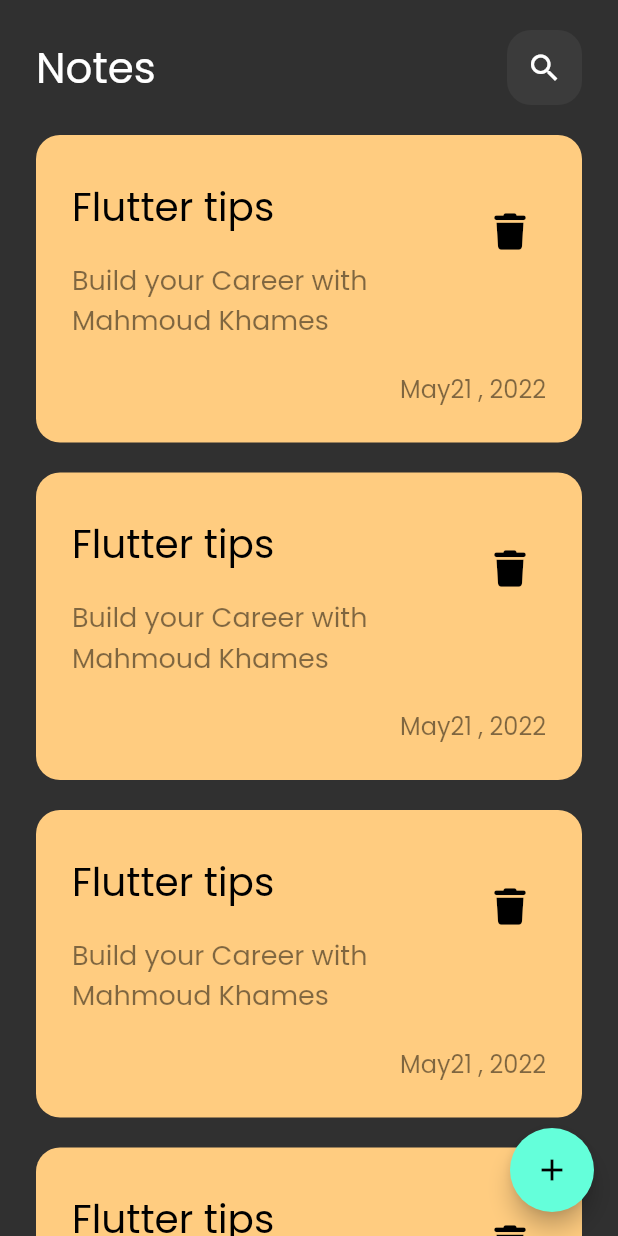
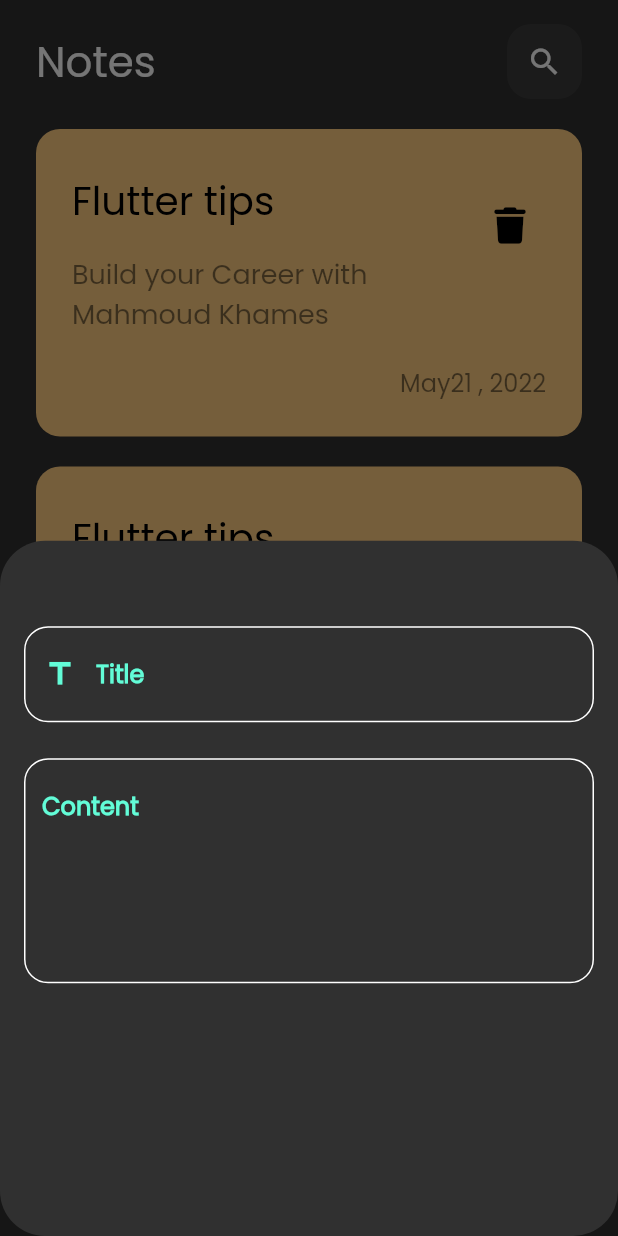
Before and after one commit to mkh515574/notes_app, a Flutter app: the screen it shows after launch, after a tap on the "add" icon, on a phone screen of 412 x 824 dp. Run offline on Flutter 3.47's test engine with Material 2 defaults, Android fonts, the light colour scheme and no system bars; our stand-ins replace font_awesome_flutter.

Commit message:
add Fields to note bottom sheet

```diff
--- /dev/null
+++ b/lib/constants.dart
@@ -0,0 +1,3 @@
+import 'dart:ui';
+
+const kColor = Color(0xff62FCD7);
--- a/lib/views/screens/notes_view.dart
+++ b/lib/views/screens/notes_view.dart
@@ -1,5 +1,7 @@
 import 'package:flutter/material.dart';
 import 'package:note_app/views/widgets/note_view_body.dart';
+
+import '../widgets/addnote_botom_sheet.dart';
 
 class NotesView extends StatelessWidget {
   const NotesView({Key? key}) : super(key: key);
@@ -9,11 +11,22 @@
     return Scaffold(
       body: const SafeArea(
           child: Padding(
-        padding: EdgeInsets.symmetric(horizontal: 24),
+        padding: EdgeInsets.symmetric(horizontal: 24, vertical: 16),
         child: NoteViewBody(),
       )),
       floatingActionButton: FloatingActionButton(
-        onPressed: (){},
+        onPressed: () {
+          showModalBottomSheet(
+            shape: RoundedRectangleBorder(
+              borderRadius: BorderRadius.circular(30)
+            ),
+            context: context,
+            builder: (context)
+          {
+            return const AddNoteBottomSheet();
+          },
+          );
+        },
         child: const Icon(Icons.add),
       ),
     );
--- /dev/null
+++ b/lib/views/widgets/addnote_botom_sheet.dart
@@ -0,0 +1,32 @@
+import 'package:flutter/material.dart';
+import 'package:note_app/views/widgets/custom_text_fild.dart';
+
+import '../../constants.dart';
+
+class AddNoteBottomSheet extends StatelessWidget {
+  const AddNoteBottomSheet({Key? key}) : super(key: key);
+
+  @override
+  Widget build(BuildContext context) {
+    return Padding(
+      padding: const EdgeInsets.symmetric(horizontal: 16, vertical: 32),
+      child: Column(
+        children: const [
+          SizedBox(
+            height: 25,
+          ),
+          CustomTextField(
+              hintText: "Title",
+              iconData:  Icon(Icons.title, color: kColor)),
+          SizedBox(
+            height: 24,
+          ),
+          CustomTextField(
+            hintText: "Content",
+            maxLines: 5,
+          ),
+        ],
+      ),
+    );
+  }
+}
--- a/lib/views/widgets/custom_appbar.dart
+++ b/lib/views/widgets/custom_appbar.dart
@@ -6,9 +6,7 @@
 
   @override
   Widget build(BuildContext context) {
-    return Padding(
-      padding: const EdgeInsets.only(top: 20),
-      child: Row(
+    return Row(
       children: const [
         Text(
           "Notes",
@@ -19,7 +17,6 @@
         Spacer(),
         CustomSearchIcon(),
       ],
-      ),
     );
   }
 }
--- /dev/null
+++ b/lib/views/widgets/custom_text_fild.dart
@@ -0,0 +1,42 @@
+import 'package:flutter/material.dart';
+
+import '../../constants.dart';
+
+class CustomTextField extends StatelessWidget {
+
+  const CustomTextField({super.key,required this.hintText,this.maxLines =1,this.iconData});
+  final String hintText;
+  final int maxLines ;
+  final Icon? iconData;
+
+  @override
+  Widget build(BuildContext context) {
+    return  TextField(
+      cursorColor: kColor,
+      maxLines: maxLines,
+      decoration: InputDecoration(
+        border: buildOutlineInputBorder(),
+        enabledBorder: buildOutlineInputBorder(),
+        focusedBorder: buildOutlineInputBorder(color:  const Color(0xff62FCD7)),
+        prefixIcon: iconData,
+        hintText: hintText,
+
+        hintStyle:  const TextStyle(
+          color: kColor,
+          fontWeight: FontWeight.bold,
+          fontSize: 16,
+        )
+      ),
+    );
+  }
+
+  OutlineInputBorder buildOutlineInputBorder({color}) {
+    return OutlineInputBorder(
+
+        borderRadius: BorderRadius.circular(16),
+        borderSide:  BorderSide(
+          color: color ?? Colors.white
+        )
+      );
+  }
+}
```
Lines whose indentation alone changed are shown as unchanged.
